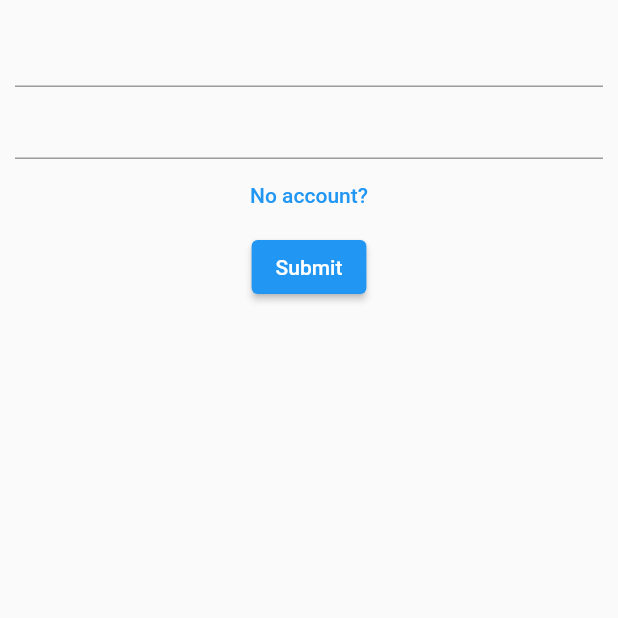
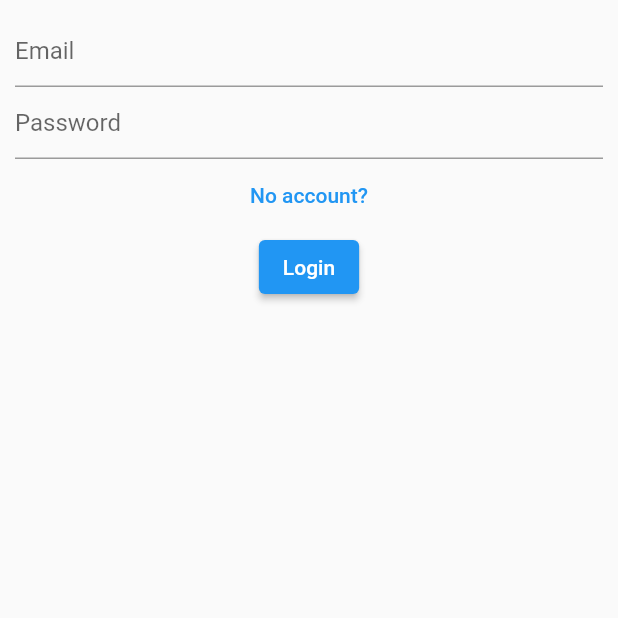
Before and after one commit to Wstld/stable_helper, a Flutter app: the screen it shows after launch, on a phone screen of 412 x 824 dp, the top half of it. Run offline on Flutter 3.47's test engine with Material 2 defaults, Android fonts, the phone set to English and light mode, and no system bars; our stand-ins replace firebase_auth, firebase_core, get; accounts and stored records are empty.

Commit message:
login flow fix.

```diff
--- a/lib/app.dart
+++ b/lib/app.dart
@@ -14,7 +14,7 @@ class App extends StatelessWidget {
       locale: Get.deviceLocale,
       initialBinding: RootBinding(),
       getPages: AppPages.pages,
-      initialRoute: Pages.login.routeName,
+      initialRoute: Pages.splash.routeName,
     );
   }
 }
--- a/lib/core/constants/nav_consts.dart
+++ b/lib/core/constants/nav_consts.dart
@@ -1,4 +1,4 @@
-enum Pages { login, home }
+enum Pages { login, home, splash }
 
 extension PageExtensions on Pages {
   String get routeName {
@@ -7,6 +7,8 @@ extension PageExtensions on Pages {
         return '/login';
       case Pages.home:
         return '/home';
+      case Pages.splash:
+        return '/splash';
     }
   }
 
@@ -16,6 +18,8 @@ extension PageExtensions on Pages {
         return 'Login';
       case Pages.home:
         return 'Home';
+      case Pages.splash:
+        return 'Splash';
     }
   }
 }
--- a/lib/core/constants/string_const.dart
+++ b/lib/core/constants/string_const.dart
@@ -1,4 +1,6 @@
 const String emailErrorMsg = 'Not a valid email';
 const String passwordErrorMsg = 'Not a valid password';
-const String submintBtnTxt = 'Submit';
+const String loginBtnTxt = 'Login';
 const String registerBtnTxt = 'No account?';
+const String passwordHint = 'Password';
+const String emailHint = 'Email';
--- a/lib/core/routes/middleware/login_middleware.dart
+++ b/lib/core/routes/middleware/login_middleware.dart
@@ -13,6 +13,6 @@ class LoginMiddleWare extends GetMiddleware {
     log('In Redirect');
     return authController.user.value != null
         ? RouteSettings(name: Pages.home.routeName)
-        : null;
+        : RouteSettings(name: Pages.login.routeName);
   }
 }
--- a/lib/core/routes/routes.dart
+++ b/lib/core/routes/routes.dart
@@ -1,16 +1,19 @@
 import 'package:get/get.dart';
 import 'package:stable_helper/core/constants/nav_consts.dart';
 import 'package:stable_helper/core/routes/middleware/login_middleware.dart';
-import 'package:stable_helper/presentation/ui/pages/home_root_page.dart';
 import 'package:stable_helper/presentation/ui/pages/pages.dart';
 
 class AppPages {
   AppPages._();
   static final pages = [
     GetPage(
-        name: Pages.login.routeName,
-        page: () => const LoginPage(),
+        name: Pages.splash.routeName,
+        page: () => const SplashScreen(),
         middlewares: [LoginMiddleWare()]),
+    GetPage(
+      name: Pages.login.routeName,
+      page: () => const LoginPage(),
+    ),
     GetPage(
       name: Pages.home.routeName,
       page: () => const HomeRootPage(),
--- a/lib/presentation/controller/auth_controller.dart
+++ b/lib/presentation/controller/auth_controller.dart
@@ -31,5 +31,6 @@ class AuthController extends GetxController {
 
   void logout() {
     _authRepo.firebaseSignout();
+    Get.toNamed(Pages.login.routeName);
   }
 }
--- a/lib/presentation/controller/login_controller.dart
+++ b/lib/presentation/controller/login_controller.dart
@@ -43,6 +43,7 @@ class LoginController extends GetxController {
       Get.snackbar(passwordErrorMsg, '',
           snackPosition: SnackPosition.TOP, snackStyle: SnackStyle.FLOATING);
     } else {
+      emailErrorTxt.value = '';
       _authController.login(emaiInput.value, passwordInput.value);
     }
   }
--- a/lib/presentation/ui/pages/login_page.dart
+++ b/lib/presentation/ui/pages/login_page.dart
@@ -23,15 +23,19 @@ class LoginPage extends GetView<AuthController> {
               child: Form(
                 child: Column(
                   children: [
-                    Obx(() => TextFormField(
-                          onChanged: (value) => _ctrl.emaiInput.value = value,
-                          controller: _ctrl.emailInputTextController,
-                          keyboardType: TextInputType.text,
-                          decoration: InputDecoration(
-                              errorText: _ctrl.emailErrorTxt.value),
-                          maxLines: 1,
-                        )),
+                    Obx(
+                      () => TextFormField(
+                        onChanged: (value) => _ctrl.emaiInput.value = value,
+                        controller: _ctrl.emailInputTextController,
+                        keyboardType: TextInputType.text,
+                        decoration: InputDecoration(
+                            errorText: _ctrl.emailErrorTxt.value,
+                            hintText: emailHint),
+                        maxLines: 1,
+                      ),
+                    ),
                     TextFormField(
+                      decoration: const InputDecoration(hintText: passwordHint),
                       onChanged: (value) => _ctrl.passwordInput.value = value,
                       controller: _ctrl.passwordInputTextController,
                       keyboardType: TextInputType.text,
@@ -43,7 +47,7 @@ class LoginPage extends GetView<AuthController> {
                         child: const Text(registerBtnTxt)),
                     ElevatedButton(
                         onPressed: () => _ctrl.submit(),
-                        child: const Text(submintBtnTxt)),
+                        child: const Text(loginBtnTxt)),
                   ],
                 ),
               ),
--- a/lib/presentation/ui/pages/pages.dart
+++ b/lib/presentation/ui/pages/pages.dart
@@ -1 +1,3 @@
+export 'package:stable_helper/presentation/ui/pages/home_root_page.dart';
 export 'package:stable_helper/presentation/ui/pages/login_page.dart';
+export 'package:stable_helper/presentation/ui/pages/splash_screen.dart';
```
Also changed, not shown: lib/presentation/ui/pages/splash_screen.dart (added, +12 -0 lines).
